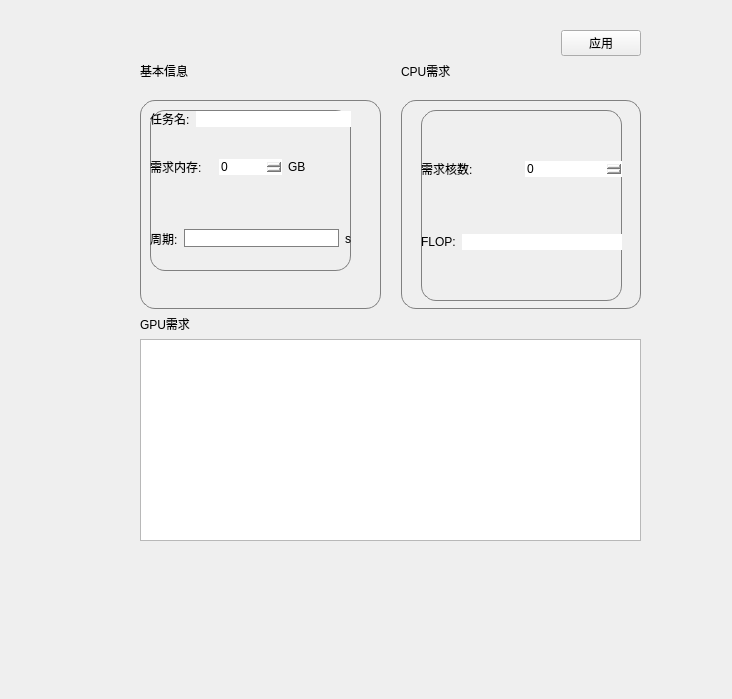
Above: component/jobinfo.ui from tocods/jobSimQt before the change. Below: the same form after it.
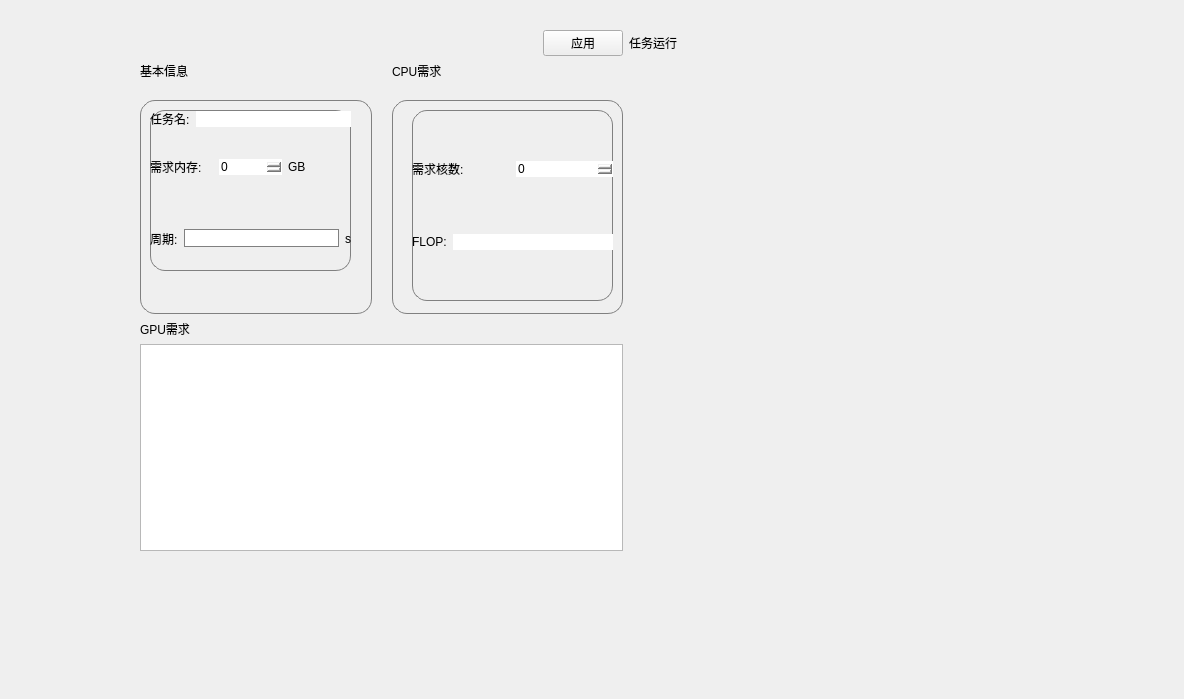
That is the form after the change. Icons and pictures are not drawn.

```diff
--- a/component/jobinfo.ui
+++ b/component/jobinfo.ui
@@ -6,7 +6,7 @@
    <rect>
     <x>0</x>
     <y>0</y>
-    <width>732</width>
+    <width>1184</width>
     <height>699</height>
    </rect>
   </property>
@@ -18,10 +18,12 @@
     <rect>
      <x>140</x>
      <y>30</y>
-     <width>501</width>
-     <height>531</height>
+     <width>971</width>
+     <height>541</height>
     </rect>
    </property>
+   <layout class="QHBoxLayout" name="horizontalLayout_6" stretch="1,1">
+    <item>
    <layout class="QVBoxLayout" name="verticalLayout_7" stretch="1,20">
     <item>
      <layout class="QHBoxLayout" name="horizontalLayout_9" stretch="10,1">
@@ -243,7 +245,7 @@
          </widget>
         </item>
         <item>
-         <widget class="QTableView" name="gputable"/>
+           <widget class="QTableWidget" name="gputable"/>
         </item>
         <item>
          <layout class="QHBoxLayout" name="horizontalLayout_8" stretch="10,1">
@@ -272,6 +274,22 @@
          </layout>
         </item>
        </layout>
+        </item>
+       </layout>
+      </item>
+     </layout>
+    </item>
+    <item>
+     <layout class="QVBoxLayout" name="verticalLayout_8" stretch="1,20">
+      <item>
+       <widget class="QLabel" name="label_8">
+        <property name="text">
+         <string>任务运行</string>
+        </property>
+       </widget>
+      </item>
+      <item>
+       <widget class="QWidget" name="showjob" native="true"/>
       </item>
      </layout>
     </item>
```
Left out of the diff: 4 changed lines with no effect on the pictures. Lines whose indentation alone changed are shown as unchanged.
